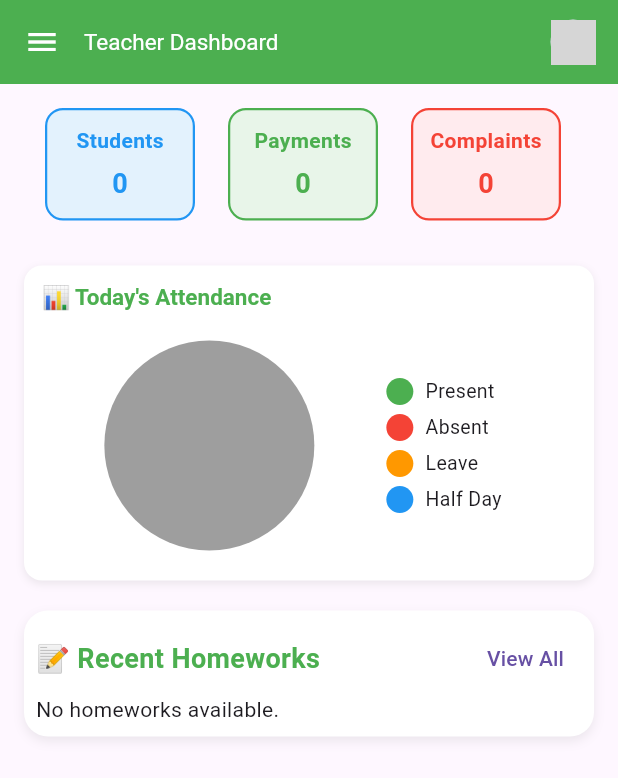
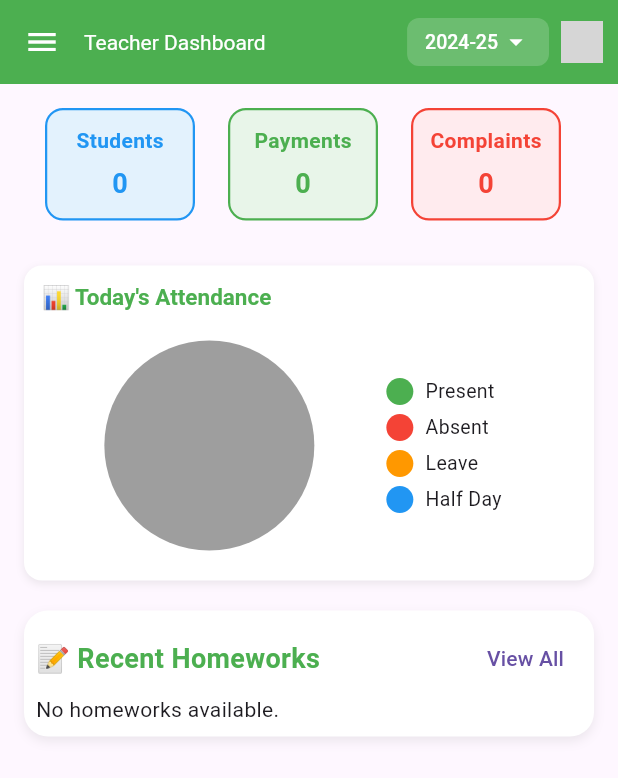
Before and after one commit to ttconlinesalesfbd-glitch/Prime_school, a Flutter app: the TeacherDashboardScreen screen opened directly, on a phone screen of 412 x 824 dp. Shown: the top 778 px of the screen. Run offline on Flutter 3.47's test engine with Material 3 defaults, Android fonts, the phone set to English and light mode, and no system bars; drawn by our look-alikes of pie_chart; our stand-ins replace dio, firebase_core, firebase_messaging, fl_chart, flutter_html, flutter_secure_storage and 7 more; missing offline and left inert: in_app_update; accounts and stored records are empty; network calls fail; grey boxes are pictures that could not be loaded.

Commit message:
chnges in info split

```diff
--- a/lib/teacher/teacher_dashboard_screen.dart
+++ b/lib/teacher/teacher_dashboard_screen.dart
@@ -32,6 +32,9 @@ class _TeacherDashboardScreenState extends State<TeacherDashboardScreen>
 
   Map<String, dynamic> attendance = {};
   List<Map<String, dynamic>> homeworks = [];
+    String selectedSession = "2024-25";
+
+  List<String> sessionList = ["2022-23", "2023-24", "2024-25"];
 
   @override
   void didChangeDependencies() {
@@ -143,26 +146,84 @@ class _TeacherDashboardScreenState extends State<TeacherDashboardScreen>
         iconTheme: const IconThemeData(color: Colors.white),
         backgroundColor: AppColors.primary,
         titleSpacing: 0,
+
         title: Row(
           children: [
+            // 🔹 School Name
             Expanded(
               child: Text(
                 schoolName.isNotEmpty ? schoolName : 'Teacher Dashboard',
-                style: const TextStyle(color: Colors.white, fontSize: 15),
+                style: const TextStyle(color: Colors.white, fontSize: 14),
                 overflow: TextOverflow.ellipsis,
               ),
             ),
-            const SizedBox(width: 8),
+
+            // 🔹 SESSION DROPDOWN (compact)
+            PopupMenuButton<String>(
+              padding: EdgeInsets.zero,
+              onSelected: (value) async {
+                setState(() => selectedSession = value);
+
+                final prefs = await SharedPreferences.getInstance();
+                await prefs.setString("selected_session", value);
+
+                print("Session: $value");
+              },
+              itemBuilder: (context) {
+                return sessionList.map((session) {
+                  return PopupMenuItem<String>(
+                    value: session,
+                    child: Text(
+                      session,
+                      style: const TextStyle(fontSize: 14),
+                    ),
+                  );
+                }).toList();
+              },
+
+              child: Container(
+                padding: const EdgeInsets.symmetric(
+                  horizontal: 12,
+                  vertical: 6,
+                ),
+                margin: const EdgeInsets.only(right: 8),
+                decoration: BoxDecoration(
+                  color: Colors.white.withOpacity(0.18),
+                  borderRadius: BorderRadius.circular(8),
+                ),
+                child: Row(
+                  children: [
+                    Text(
+                      selectedSession,
+                      style: const TextStyle(
+                        color: Colors.white,
+                        fontSize: 13,
+                        fontWeight: FontWeight.w500,
+                      ),
+                    ),
+                    const SizedBox(width: 2),
+                    const Icon(
+                      Icons.arrow_drop_down,
+                      color: Colors.white,
+                      size: 20,
+                    ),
+                  ],
+                ),
+              ),
+            ),
+
+            // 🔹 Profile Image
             teacherPhoto.isNotEmpty
                 ? CircleAvatar(
                     backgroundImage: NetworkImage(teacherPhoto),
-                    radius: 15,
+                    radius: 14,
                   )
                 : const CircleAvatar(
                     backgroundImage: AssetImage(AppAssets.logo_new),
-                    radius: 15,
+                    radius: 14,
                   ),
-            const SizedBox(width: 15),
+
+            const SizedBox(width: 10),
           ],
         ),
       ),
--- a/pubspec.yaml
+++ b/pubspec.yaml
@@ -1,8 +1,8 @@
 name: prime_school
 description: "A new Flutter project."
-publish_to: "none" # Remove this line if you wish to publish to pub.dev
+publish_to: "none"
 
-version: 1.0.1+1
+version: 1.0.1+2
 
 environment:
   sdk: ^3.8.1
```
Also changed, not shown: lib/admin/admin_dashboard.dart (+57 -0 lines), 1 other file.
